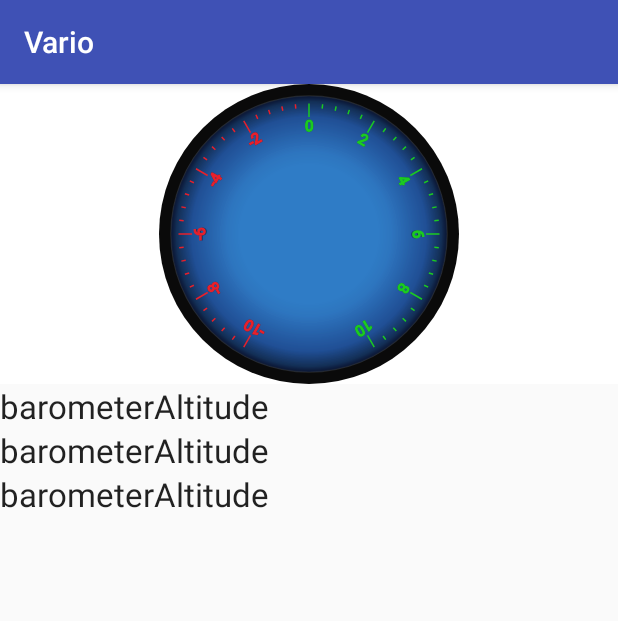
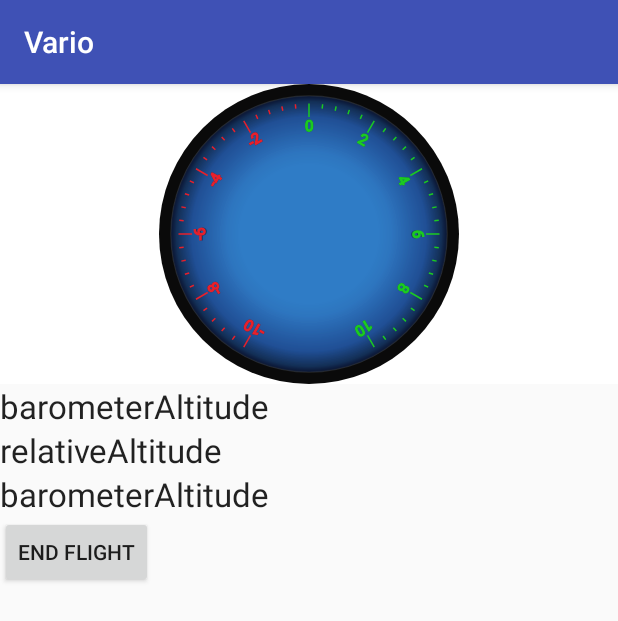
Before and after one commit to aubford/variAlt, an Android app: the screen it shows after launch (MainActivity), on a phone screen of 412 x 824 dp. Shown: the top 621 px of the screen. Run offline under Robolectric (Android 15) with nearby library versions, the phone set to English and light mode, and no system bars.

Commit message:
shredding2

```diff
--- a/app/src/main/java/com/example/aubreyford/vario/MainActivity.java
+++ b/app/src/main/java/com/example/aubreyford/vario/MainActivity.java
@@ -18,6 +18,7 @@ import android.support.v7.app.AppCompatActivity;
 import android.util.Log;
 import android.view.View;
 import android.view.WindowManager;
+import android.widget.Button;
 import android.widget.TextView;
 import android.widget.Toast;
 import android.widget.ToggleButton;
@@ -28,24 +29,24 @@ public class MainActivity extends AppCompatActivity implements SensorEventListen
     private static final String TAG = "AltitudeActivity";
     private static final int TIMEOUT = 200; // waaaas 1 second
     private static final long NS_TO_MS_CONVERSION = (long) 1E6;
-
     // System services
     private SensorManager sensorManager;
     private LocationManager locationManager;
-
     // UI Views
     private TextView barometerAltitudeView;
-    private TextView barometerRelativeAltitude;
-
+    private TextView relativeAltitude;
+    private TextView flightTime;
+    private Button endFlight;
     // Member state
     private long lastBarometerAltitudeTimestamp = -1;
     private float bestLocationAccuracy = -1;
     private float currentBarometerValue;
-
+    // Me
     private Float mslp;
     private VarioData mVarioData = new VarioData();
     private GaugeView mGaugeView;
     private float lastMpS = 0;
+
 
     @Override
     protected void onCreate(Bundle savedInstanceState) {
@@ -57,39 +58,19 @@ public class MainActivity extends AppCompatActivity implements SensorEventListen
         mGaugeView = (GaugeView) findViewById(R.id.gauge_view);
 
         sensorManager = (SensorManager) getSystemService(Context.SENSOR_SERVICE);
-        locationManager = (LocationManager) getSystemService(LOCATION_SERVICE);
 
-        barometerAltitudeView = (TextView) findViewById(R.id.barometerAltitude);
-        barometerRelativeAltitude = (TextView) findViewById(R.id.barometerRelativeAltitude);
+        barometerAltitudeView = (TextView) findViewById(R.id.main_barometerAltitude);
+        relativeAltitude = (TextView) findViewById(R.id.main_relativeAltitude);
+        flightTime = (TextView) findViewById(R.id.main_flightTime);
+        endFlight = (Button) findViewById(R.id.main_endFlight);
+
     }
 
     @Override
     protected void onResume() {
         super.onResume();
 
-        List<String> enabledProviders = locationManager.getProviders(true);
 
-        if (!enabledProviders.contains(LocationManager.GPS_PROVIDER)) {
-            Toast.makeText(this, "GPS Not Enabled", Toast.LENGTH_LONG).show();
-        } else if (!enabledProviders.contains(LocationManager.NETWORK_PROVIDER)) {
-            Toast.makeText(this, "Please change location mode to High Accuracy", Toast.LENGTH_LONG).show();
-        } else {
-            for (String provider : enabledProviders) {
-
-                if (ActivityCompat.checkSelfPermission(this, Manifest.permission.ACCESS_FINE_LOCATION) != PackageManager.PERMISSION_GRANTED
-                        && ActivityCompat.checkSelfPermission(this, Manifest.permission.ACCESS_COARSE_LOCATION) != PackageManager.PERMISSION_GRANTED) {
-                    // TODO: Consider calling
-                    //    ActivityCompat#requestPermissions
-                    // here to request the missing permissions, and then overriding
-                    //   public void onRequestPermissionsResult(int requestCode, String[] permissions,
-                    //                                          int[] grantResults)
-                    // to handle the case where the user grants the permission. See the documentation
-                    // for ActivityCompat#requestPermissions for more details.
-                    Toast.makeText(this, "Please grant location permission!", Toast.LENGTH_LONG).show();
-                    return;
-                }
-            }
-        }
 
         Sensor sensor = sensorManager.getDefaultSensor(Sensor.TYPE_PRESSURE);
 
--- a/app/src/main/java/com/example/aubreyford/vario/SplashActivity.java
+++ b/app/src/main/java/com/example/aubreyford/vario/SplashActivity.java
@@ -1,8 +1,13 @@
 package com.example.aubreyford.vario;
 
+import android.Manifest;
+import android.content.pm.PackageManager;
+import android.location.LocationListener;
+import android.location.LocationManager;
 import android.net.Uri;
 import android.os.AsyncTask;
 import android.os.SystemClock;
+import android.support.v4.app.ActivityCompat;
 import android.support.v7.app.AppCompatActivity;
 import android.os.Bundle;
 import android.util.Log;
@@ -18,9 +23,11 @@ import java.io.BufferedInputStream;
 import java.io.InputStream;
 import java.net.HttpURLConnection;
 import java.net.URL;
+import java.util.List;
 import java.util.Scanner;
 
-public class SplashActivity extends AppCompatActivity {
+
+public class SplashActivity extends AppCompatActivity implements LocationListener {
 
     private Float mslp;
     private ImageButton startFlight;
@@ -42,8 +49,8 @@ public class SplashActivity extends AppCompatActivity {
         myFlights = (Button) findViewById(R.id.spl_myFlights);
 
         setListeners();
+
     }
-
 
 
     private void setListeners(){
@@ -52,14 +59,35 @@ public class SplashActivity extends AppCompatActivity {
             @Override
             public void onClick(View view) {
 
+                List<String> enabledProviders = locationManager.getProviders(true);
+
+                if (!enabledProviders.contains(LocationManager.GPS_PROVIDER)) {
+                    Toast.makeText(this, "GPS Not Enabled", Toast.LENGTH_LONG).show();
+                } else if (!enabledProviders.contains(LocationManager.NETWORK_PROVIDER)) {
+                    Toast.makeText(this, "Please change location mode to High Accuracy", Toast.LENGTH_LONG).show();
+                } else {
+                    for (String provider : enabledProviders) {
+
+                        if (ActivityCompat.checkSelfPermission(this, Manifest.permission.ACCESS_FINE_LOCATION) != PackageManager.PERMISSION_GRANTED
+                                && ActivityCompat.checkSelfPermission(this, Manifest.permission.ACCESS_COARSE_LOCATION) != PackageManager.PERMISSION_GRANTED) {
+                            // TODO: Consider calling
+                            //    ActivityCompat#requestPermissions
+                            // here to request the missing permissions, and then overriding
+                            //   public void onRequestPermissionsResult(int requestCode, String[] permissions,
+                            //                                          int[] grantResults)
+                            // to handle the case where the user grants the permission. See the documentation
+                            // for ActivityCompat#requestPermissions for more details.
+                            Toast.makeText(this, "Please grant location permission!", Toast.LENGTH_LONG).show();
+                            return;
+                        }
+                    }
+                }
                 ////get the location
 
-                new MetarAsyncTask().execute(location.getLatitude(), location.getLongitude());
+//                new MetarAsyncTask().execute(location.getLatitude(), location.getLongitude());
             }
         });
     }
-
-
 
 
     private class MetarAsyncTask extends AsyncTask<Number, Void, Float> {
--- a/app/src/main/res/layout/activity_main.xml
+++ b/app/src/main/res/layout/activity_main.xml
@@ -30,13 +30,20 @@
     gauge:showNeedle="true" />
 
 
+    <TextView
+        android:layout_width="match_parent"
+        android:layout_height="wrap_content"
+        android:textAppearance="?android:attr/textAppearanceLarge"
+        android:text="barometerAltitude"
+        android:id="@+id/main_barometerAltitude"
+        />
 
     <TextView
         android:layout_width="match_parent"
         android:layout_height="wrap_content"
         android:textAppearance="?android:attr/textAppearanceLarge"
-        android:text="barometerAltitude"
-        android:id="@+id/barometerAltitude"
+        android:text="relativeAltitude"
+        android:id="@+id/main_relativeAltitude"
         />
 
     <TextView
@@ -44,26 +51,15 @@
         android:layout_height="wrap_content"
         android:textAppearance="?android:attr/textAppearanceLarge"
         android:text="barometerAltitude"
-        android:id="@+id/relativeAltitude"
+        android:id="@+id/main_flightTime"
         />
 
-    <TextView
-        android:layout_width="match_parent"
+    <Button
+        android:layout_width="wrap_content"
         android:layout_height="wrap_content"
-        android:textAppearance="?android:attr/textAppearanceLarge"
-        android:text="barometerAltitude"
-        android:id="@+id/flightTime"
+        android:text="End Flight"
+        android:id="@+id/main_endFlight"
         />
 
 
-
-
-
-
-
-
-
-
-
-
 </LinearLayout>
```
